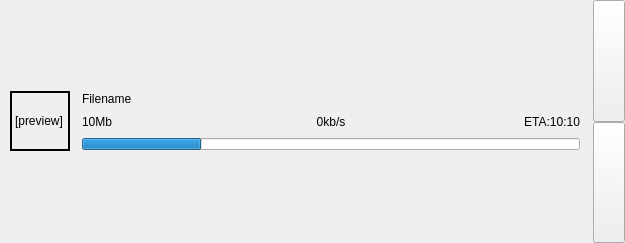
Above: src/chatlog/content/filetransferwidget.ui from qTox/qTox before the change. Below: the same form after it.
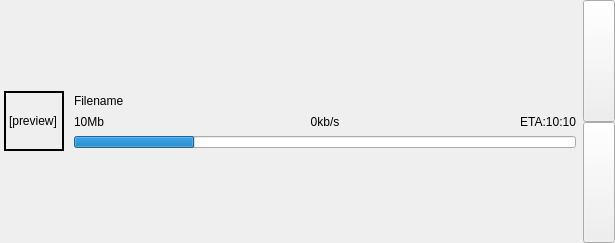
That is the form after the change. Icons and pictures are not drawn. Custom widgets are drawn as their Qt base class.

Commit message:
Fix margins of file transfer widget
Fixes #1180

Patch:
```diff
--- a/src/chatlog/content/filetransferwidget.ui
+++ b/src/chatlog/content/filetransferwidget.ui
@@ -6,7 +6,7 @@
    <rect>
     <x>0</x>
     <y>0</y>
-    <width>625</width>
+    <width>615</width>
     <height>243</height>
    </rect>
   </property>
@@ -68,10 +68,10 @@
       <item>
        <layout class="QGridLayout" name="gridLayout_3" rowstretch="1,0,1">
         <property name="leftMargin">
-         <number>10</number>
+         <number>4</number>
         </property>
         <property name="rightMargin">
-         <number>6</number>
+         <number>2</number>
         </property>
         <property name="bottomMargin">
          <number>0</number>
@@ -101,22 +101,22 @@
            <enum>QLayout::SetDefaultConstraint</enum>
           </property>
           <property name="leftMargin">
-           <number>6</number>
+           <number>4</number>
           </property>
           <property name="topMargin">
-           <number>0</number>
+           <number>2</number>
           </property>
           <property name="rightMargin">
-           <number>6</number>
+           <number>4</number>
           </property>
           <property name="bottomMargin">
-           <number>0</number>
+           <number>2</number>
           </property>
           <property name="horizontalSpacing">
            <number>6</number>
           </property>
           <property name="verticalSpacing">
-           <number>2</number>
+           <number>0</number>
           </property>
           <item row="1" column="0">
            <widget class="QWidget" name="statusWidget" native="true">
```
